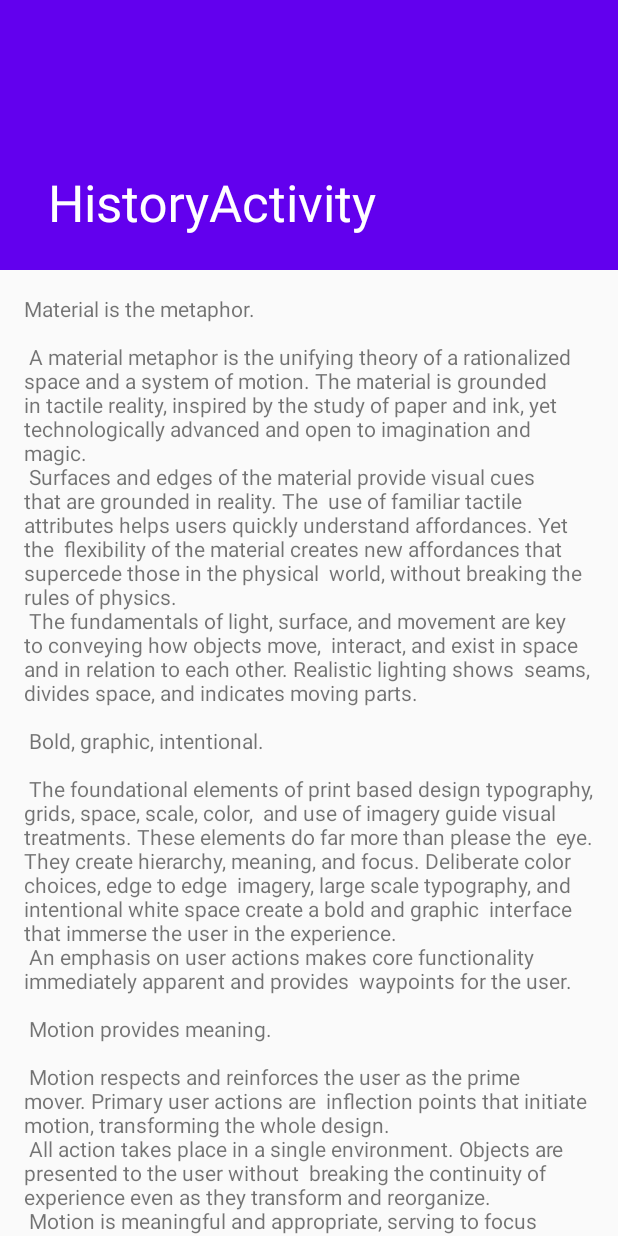
After one commit to JenniferColeman/ColonyCounter, an Android app: the HistoryActivity screen opened directly, with no data from a screen before it, on a phone screen of 412 x 824 dp. The commit adds this screen. Run offline under Robolectric (Android 15) with nearby library versions, the phone set to English and light mode, and no system bars; 1 statement that could not run was skipped.

Commit message:
Added History Activity

```diff
--- a/Android/app/src/main/AndroidManifest.xml
+++ b/Android/app/src/main/AndroidManifest.xml
@@ -1,9 +1,13 @@
 <?xml version="1.0" encoding="utf-8"?>
 <manifest xmlns:android="http://schemas.android.com/apk/res/android"
     package="com.example.agarapp">
-    <uses-permission android:name="android.permission.READ_EXTERNAL_STORAGE"/>
-    <uses-feature android:name="android.hardware.camera"
-                  android:required="true"/>
+
+    <uses-permission android:name="android.permission.READ_EXTERNAL_STORAGE" />
+
+    <uses-feature
+        android:name="android.hardware.camera"
+        android:required="true" />
+
     <application
         android:allowBackup="true"
         android:icon="@mipmap/ic_launcher"
@@ -11,6 +15,10 @@
         android:roundIcon="@mipmap/ic_launcher_round"
         android:supportsRtl="true"
         android:theme="@style/AppTheme">
+        <activity
+            android:name=".HistoryActivity"
+            android:label="@string/title_activity_history"
+            android:theme="@style/AppTheme.NoActionBar"></activity>
         <activity
             android:name=".MainActivity"
             android:label="@string/app_name"
--- /dev/null
+++ b/Android/app/src/main/java/com/example/agarapp/HistoryActivity.kt
@@ -0,0 +1,19 @@
+package com.example.agarapp
+
+import android.os.Bundle
+import com.google.android.material.snackbar.Snackbar
+import androidx.appcompat.app.AppCompatActivity
+import kotlinx.android.synthetic.main.activity_history.*
+
+class HistoryActivity : AppCompatActivity() {
+
+    override fun onCreate(savedInstanceState: Bundle?) {
+        super.onCreate(savedInstanceState)
+        setContentView(R.layout.activity_history)
+        setSupportActionBar(toolbar)
+        fab.setOnClickListener { view ->
+            Snackbar.make(view, "Replace with your own action", Snackbar.LENGTH_LONG)
+                .setAction("Action", null).show()
+        }
+    }
+}
--- /dev/null
+++ b/Android/app/src/main/res/layout/activity_history.xml
@@ -0,0 +1,38 @@
+<?xml version="1.0" encoding="utf-8"?>
+<androidx.coordinatorlayout.widget.CoordinatorLayout xmlns:android="http://schemas.android.com/apk/res/android"
+    xmlns:app="http://schemas.android.com/apk/res-auto"
+    xmlns:tools="http://schemas.android.com/tools"
+    android:layout_width="match_parent"
+    android:layout_height="match_parent"
+    android:fitsSystemWindows="true"
+    tools:context=".HistoryActivity">
+
+    <com.google.android.material.appbar.AppBarLayout
+        android:id="@+id/app_bar"
+        android:layout_width="match_parent"
+        android:layout_height="@dimen/app_bar_height"
+        android:fitsSystemWindows="true"
+        android:theme="@style/AppTheme.AppBarOverlay">
+
+        <com.google.android.material.appbar.CollapsingToolbarLayout
+            android:id="@+id/toolbar_layout"
+            android:layout_width="match_parent"
+            android:layout_height="match_parent"
+            android:fitsSystemWindows="true"
+            app:contentScrim="?attr/colorPrimary"
+            app:layout_scrollFlags="scroll|exitUntilCollapsed"
+            app:toolbarId="@+id/toolbar">
+
+            <androidx.appcompat.widget.Toolbar
+                android:id="@+id/toolbar"
+                android:layout_width="match_parent"
+                android:layout_height="?attr/actionBarSize"
+                app:layout_collapseMode="pin"
+                app:popupTheme="@style/AppTheme.PopupOverlay" />
+
+        </com.google.android.material.appbar.CollapsingToolbarLayout>
+    </com.google.android.material.appbar.AppBarLayout>
+
+    <include layout="@layout/content_history" />
+
+</androidx.coordinatorlayout.widget.CoordinatorLayout>
--- /dev/null
+++ b/Android/app/src/main/res/layout/content_history.xml
@@ -0,0 +1,17 @@
+<?xml version="1.0" encoding="utf-8"?>
+<androidx.core.widget.NestedScrollView xmlns:android="http://schemas.android.com/apk/res/android"
+    xmlns:app="http://schemas.android.com/apk/res-auto"
+    xmlns:tools="http://schemas.android.com/tools"
+    android:layout_width="match_parent"
+    android:layout_height="match_parent"
+    app:layout_behavior="@string/appbar_scrolling_view_behavior"
+    tools:context=".HistoryActivity"
+    tools:showIn="@layout/activity_history">
+
+    <TextView
+        android:layout_width="wrap_content"
+        android:layout_height="wrap_content"
+        android:layout_margin="@dimen/text_margin"
+        android:text="@string/large_text" />
+
+</androidx.core.widget.NestedScrollView>
--- /dev/null
+++ b/Android/app/src/main/res/menu/menu_history.xml
@@ -0,0 +1,10 @@
+<menu xmlns:android="http://schemas.android.com/apk/res/android"
+    xmlns:app="http://schemas.android.com/apk/res-auto"
+    xmlns:tools="http://schemas.android.com/tools"
+    tools:context="com.example.agarapp.HistoryActivity">
+    <item
+        android:id="@+id/action_settings"
+        android:orderInCategory="100"
+        android:title="@string/action_settings"
+        app:showAsAction="never" />
+</menu>
--- a/Android/app/src/main/res/values/dimens.xml
+++ b/Android/app/src/main/res/values/dimens.xml
@@ -1,3 +1,5 @@
 <resources>
     <dimen name="fab_margin">16dp</dimen>
+    <dimen name="app_bar_height">180dp</dimen>
+    <dimen name="text_margin">16dp</dimen>
 </resources>
--- a/Android/app/src/main/res/values/strings.xml
+++ b/Android/app/src/main/res/values/strings.xml
@@ -12,4 +12,94 @@
     <string name="takePhotoTxt">Take Photo</string>
     <string name="uploadPhotoTxt">Upload Photo</string>
     <string name="imagePlaceholderTxt">Image Placeholder</string>
+    <string name="title_activity_history">HistoryActivity</string>
+    <string name="large_text">
+        "Material is the metaphor.\n\n"
+
+        "A material metaphor is the unifying theory of a rationalized space and a system of motion."
+        "The material is grounded in tactile reality, inspired by the study of paper and ink, yet "
+        "technologically advanced and open to imagination and magic.\n"
+        "Surfaces and edges of the material provide visual cues that are grounded in reality. The "
+        "use of familiar tactile attributes helps users quickly understand affordances. Yet the "
+        "flexibility of the material creates new affordances that supercede those in the physical "
+        "world, without breaking the rules of physics.\n"
+        "The fundamentals of light, surface, and movement are key to conveying how objects move, "
+        "interact, and exist in space and in relation to each other. Realistic lighting shows "
+        "seams, divides space, and indicates moving parts.\n\n"
+
+        "Bold, graphic, intentional.\n\n"
+
+        "The foundational elements of print based design typography, grids, space, scale, color, "
+        "and use of imagery guide visual treatments. These elements do far more than please the "
+        "eye. They create hierarchy, meaning, and focus. Deliberate color choices, edge to edge "
+        "imagery, large scale typography, and intentional white space create a bold and graphic "
+        "interface that immerse the user in the experience.\n"
+        "An emphasis on user actions makes core functionality immediately apparent and provides "
+        "waypoints for the user.\n\n"
+
+        "Motion provides meaning.\n\n"
+
+        "Motion respects and reinforces the user as the prime mover. Primary user actions are "
+        "inflection points that initiate motion, transforming the whole design.\n"
+        "All action takes place in a single environment. Objects are presented to the user without "
+        "breaking the continuity of experience even as they transform and reorganize.\n"
+        "Motion is meaningful and appropriate, serving to focus attention and maintain continuity. "
+        "Feedback is subtle yet clear. Transitions are efﬁcient yet coherent.\n\n"
+
+        "3D world.\n\n"
+
+        "The material environment is a 3D space, which means all objects have x, y, and z "
+        "dimensions. The z-axis is perpendicularly aligned to the plane of the display, with the "
+        "positive z-axis extending towards the viewer. Every sheet of material occupies a single "
+        "position along the z-axis and has a standard 1dp thickness.\n"
+        "On the web, the z-axis is used for layering and not for perspective. The 3D world is "
+        "emulated by manipulating the y-axis.\n\n"
+
+        "Light and shadow.\n\n"
+
+        "Within the material environment, virtual lights illuminate the scene. Key lights create "
+        "directional shadows, while ambient light creates soft shadows from all angles.\n"
+        "Shadows in the material environment are cast by these two light sources. In Android "
+        "development, shadows occur when light sources are blocked by sheets of material at "
+        "various positions along the z-axis. On the web, shadows are depicted by manipulating the "
+        "y-axis only. The following example shows the card with a height of 6dp.\n\n"
+
+        "Resting elevation.\n\n"
+
+        "All material objects, regardless of size, have a resting elevation, or default elevation "
+        "that does not change. If an object changes elevation, it should return to its resting "
+        "elevation as soon as possible.\n\n"
+
+        "Component elevations.\n\n"
+
+        "The resting elevation for a component type is consistent across apps (e.g., FAB elevation "
+        "does not vary from 6dp in one app to 16dp in another app).\n"
+        "Components may have different resting elevations across platforms, depending on the depth "
+        "of the environment (e.g., TV has a greater depth than mobile or desktop).\n\n"
+
+        "Responsive elevation and dynamic elevation offsets.\n\n"
+
+        "Some component types have responsive elevation, meaning they change elevation in response "
+        "to user input (e.g., normal, focused, and pressed) or system events. These elevation "
+        "changes are consistently implemented using dynamic elevation offsets.\n"
+        "Dynamic elevation offsets are the goal elevation that a component moves towards, relative "
+        "to the component’s resting state. They ensure that elevation changes are consistent "
+        "across actions and component types. For example, all components that lift on press have "
+        "the same elevation change relative to their resting elevation.\n"
+        "Once the input event is completed or cancelled, the component will return to its resting "
+        "elevation.\n\n"
+
+        "Avoiding elevation interference.\n\n"
+
+        "Components with responsive elevations may encounter other components as they move between "
+        "their resting elevations and dynamic elevation offsets. Because material cannot pass "
+        "through other material, components avoid interfering with one another any number of ways, "
+        "whether on a per component basis or using the entire app layout.\n"
+        "On a component level, components can move or be removed before they cause interference. "
+        "For example, a floating action button (FAB) can disappear or move off screen before a "
+        "user picks up a card, or it can move if a snackbar appears.\n"
+        "On the layout level, design your app layout to minimize opportunities for interference. "
+        "For example, position the FAB to one side of stream of a cards so the FAB won’t interfere "
+        "when a user tries to pick up one of cards.\n\n"
+    </string>
 </resources>
```
Also changed, not shown: 291 other files.
